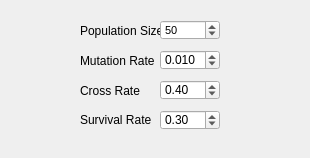
Above: _AlgorithmsPlugins/Reinforcements/paramsGA.ui from b4silio/MLDemos before the change. Below: the same form after it.
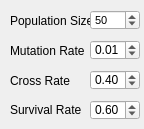
That is the form after the change.

The edit to the form file:
```diff
--- a/_AlgorithmsPlugins/Reinforcements/paramsGA.ui
+++ b/_AlgorithmsPlugins/Reinforcements/paramsGA.ui
@@ -6,8 +6,8 @@
    <rect>
     <x>0</x>
     <y>0</y>
-    <width>310</width>
-    <height>158</height>
+    <width>144</width>
+    <height>129</height>
    </rect>
   </property>
   <property name="windowTitle">
@@ -16,9 +16,9 @@
   <widget class="QDoubleSpinBox" name="mutationSpin">
    <property name="geometry">
     <rect>
-     <x>160</x>
-     <y>50</y>
-     <width>60</width>
+     <x>90</x>
+     <y>40</y>
+     <width>50</width>
      <height>20</height>
     </rect>
    </property>
@@ -28,10 +28,10 @@
     </font>
    </property>
    <property name="decimals">
-    <number>3</number>
+    <number>2</number>
    </property>
    <property name="minimum">
-    <double>0.001000000000000</double>
+    <double>0.000000000000000</double>
    </property>
    <property name="maximum">
     <double>1.000000000000000</double>
@@ -46,8 +46,8 @@
   <widget class="QLabel" name="label_12">
    <property name="geometry">
     <rect>
-     <x>80</x>
-     <y>50</y>
+     <x>10</x>
+     <y>40</y>
      <width>81</width>
      <height>21</height>
     </rect>
@@ -64,8 +64,8 @@
   <widget class="QLabel" name="label_14">
    <property name="geometry">
     <rect>
-     <x>80</x>
-     <y>80</y>
+     <x>10</x>
+     <y>70</y>
      <width>81</width>
      <height>21</height>
     </rect>
@@ -82,8 +82,8 @@
   <widget class="QLabel" name="label_15">
    <property name="geometry">
     <rect>
-     <x>80</x>
-     <y>110</y>
+     <x>10</x>
+     <y>100</y>
      <width>81</width>
      <height>20</height>
     </rect>
@@ -100,9 +100,9 @@
   <widget class="QDoubleSpinBox" name="crossSpin">
    <property name="geometry">
     <rect>
-     <x>160</x>
-     <y>80</y>
-     <width>60</width>
+     <x>90</x>
+     <y>70</y>
+     <width>50</width>
      <height>20</height>
     </rect>
    </property>
@@ -127,9 +127,9 @@
   <widget class="QDoubleSpinBox" name="survivalSpin">
    <property name="geometry">
     <rect>
-     <x>160</x>
-     <y>110</y>
-     <width>60</width>
+     <x>90</x>
+     <y>100</y>
+     <width>50</width>
      <height>20</height>
     </rect>
    </property>
@@ -148,14 +148,14 @@
     <double>0.050000000000000</double>
    </property>
    <property name="value">
-    <double>0.300000000000000</double>
+    <double>0.600000000000000</double>
    </property>
   </widget>
   <widget class="QLabel" name="label_13">
    <property name="geometry">
     <rect>
-     <x>80</x>
-     <y>20</y>
+     <x>10</x>
+     <y>10</y>
      <width>81</width>
      <height>21</height>
     </rect>
@@ -172,9 +172,9 @@
   <widget class="QSpinBox" name="populationSpin">
    <property name="geometry">
     <rect>
-     <x>160</x>
-     <y>20</y>
-     <width>60</width>
+     <x>90</x>
+     <y>10</y>
+     <width>50</width>
      <height>20</height>
     </rect>
    </property>
```
